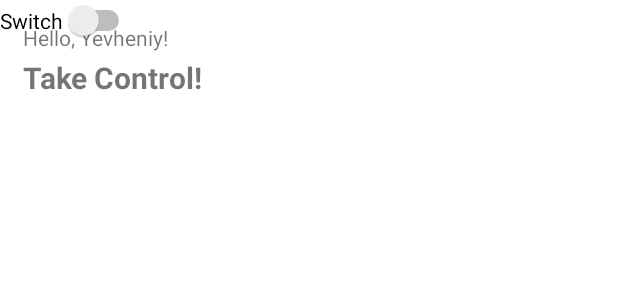
After one commit to Neakvil/SmartHome, an Android app: the layout activity_home_page.xml on its own in the app's theme, with its tools: preview values and no code run, on a phone screen of 412 x 824 dp. The commit adds this screen. Shown: the top 300 px of the screen. Run offline under Robolectric (Android 15) with nearby library versions, the phone set to English and light mode, and no system bars.

Commit message:
Add new design

```diff
--- a/app/src/main/AndroidManifest.xml
+++ b/app/src/main/AndroidManifest.xml
@@ -11,6 +11,9 @@
         android:supportsRtl="true"
         android:theme="@style/Theme.IAMHOME"
         tools:targetApi="31">
+        <activity
+            android:name=".HomePage"
+            android:exported="false" />
         <activity
             android:name=".RegisterWin"
             android:exported="false" />
--- a/app/src/main/java/com/example/iamhome/RegisterWin.kt
+++ b/app/src/main/java/com/example/iamhome/RegisterWin.kt
@@ -7,6 +7,7 @@ import android.provider.ContactsContract.CommonDataKinds.Email
 import android.view.View
 import android.widget.EditText
 import android.widget.TextView
+import androidx.constraintlayout.widget.ConstraintLayout
 
 class RegisterWin : AppCompatActivity() {
     override fun onCreate(savedInstanceState: Bundle?) {
@@ -25,7 +26,5 @@ class RegisterWin : AppCompatActivity() {
         val userPassword = fieldPassword.text;
         val userCheckPassword = fieldCheckPassword.text;
         val userEmail = fieldEmail.text;
-
-
     }
 }
--- /dev/null
+++ b/app/src/main/res/layout/activity_home_page.xml
@@ -0,0 +1,44 @@
+<?xml version="1.0" encoding="utf-8"?>
+<androidx.constraintlayout.widget.ConstraintLayout xmlns:android="http://schemas.android.com/apk/res/android"
+    xmlns:app="http://schemas.android.com/apk/res-auto"
+    xmlns:tools="http://schemas.android.com/tools"
+    android:layout_width="match_parent"
+    android:layout_height="match_parent"
+    tools:context=".HomePage">
+
+    <TextView
+        android:id="@+id/textView2"
+        android:layout_width="wrap_content"
+        android:layout_height="wrap_content"
+        android:layout_marginStart="15dp"
+        android:layout_marginTop="15dp"
+        android:text="Hello, Yevheniy!"
+        app:layout_constraintStart_toStartOf="parent"
+        app:layout_constraintTop_toTopOf="parent" />
+
+    <TextView
+        android:id="@+id/textView4"
+        android:layout_width="wrap_content"
+        android:layout_height="wrap_content"
+        android:layout_marginStart="15dp"
+        android:layout_marginTop="3dp"
+        android:text="Take Control!"
+        android:textSize="20sp"
+        android:textStyle="bold"
+        app:layout_constraintStart_toStartOf="parent"
+        app:layout_constraintTop_toBottomOf="@+id/textView2" />
+
+    <androidx.constraintlayout.widget.ConstraintLayout
+        android:layout_width="197dp"
+        android:layout_height="104dp"
+        tools:layout_editor_absoluteX="35dp"
+        tools:layout_editor_absoluteY="133dp">
+
+        <Switch
+            android:id="@+id/switch1"
+            android:layout_width="wrap_content"
+            android:layout_height="wrap_content"
+            android:text="Switch"
+            tools:layout_editor_absoluteX="67dp" />
+    </androidx.constraintlayout.widget.ConstraintLayout>
+</androidx.constraintlayout.widget.ConstraintLayout>
```
Also changed, not shown: app/src/main/java/com/example/iamhome/HomePage.kt (added, +11 -0 lines), app/src/main/res/drawable/krugliye_ugli.xml (added, +9 -0 lines), app/src/main/res/layout/activity_register_win.xml (+76 -54 lines).
